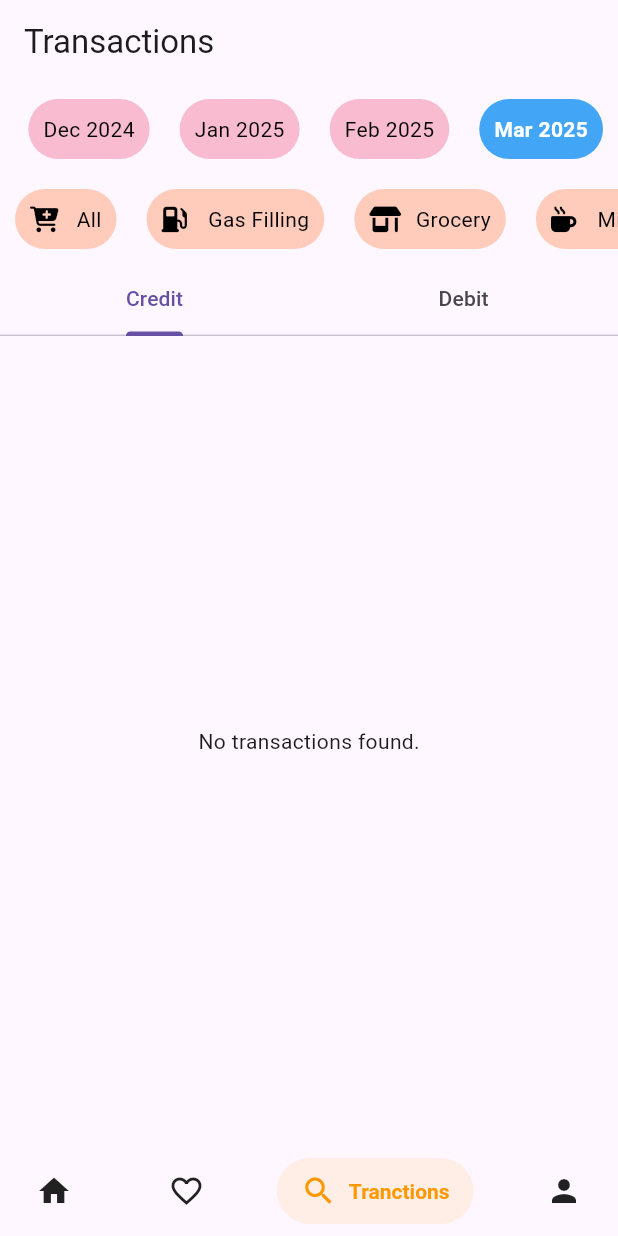
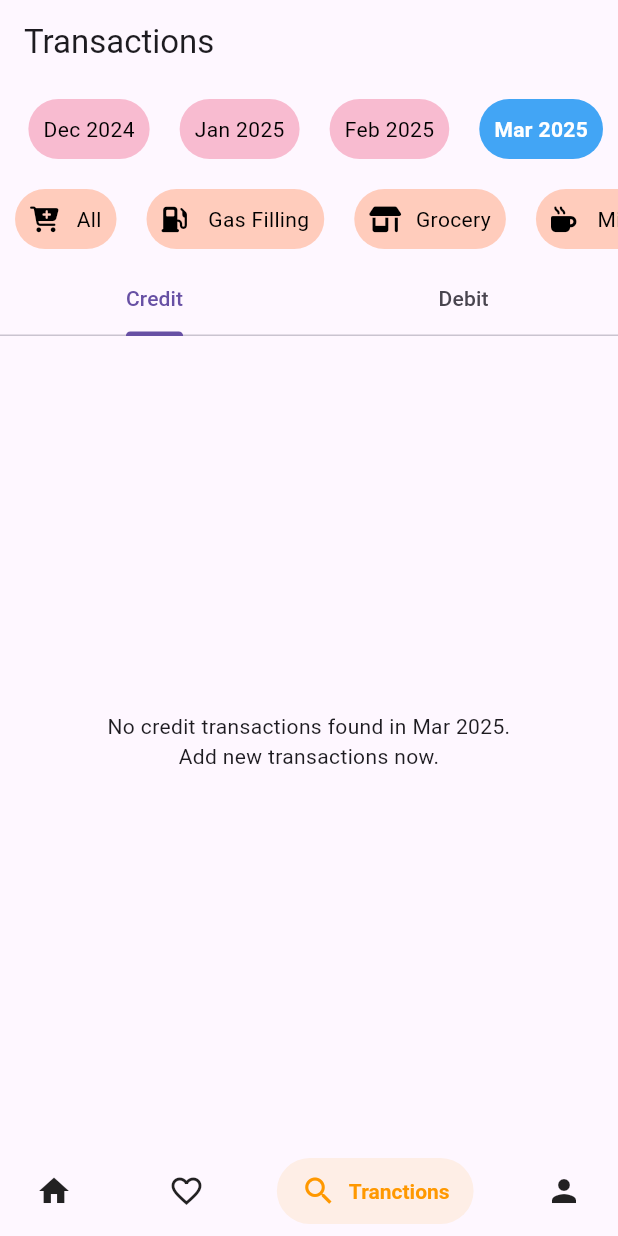
Before and after one commit to AdityaJandu/FinTrack, a Flutter app: the screen it shows once a user with an empty profile is signed in, item 3 of the bottom bar chosen, on a phone screen of 412 x 824 dp. Run offline on Flutter 3.47's test engine with Material 3 defaults, Android fonts, the phone set to English and light mode, and no system bars; drawn by our look-alikes of salomon_bottom_bar; our stand-ins replace cloud_firestore, firebase_auth, firebase_core, font_awesome_flutter; accounts and stored records are empty.

Commit message:
Improving UI and more minor changes

```diff
--- a/lib/components/transaction_card.dart
+++ b/lib/components/transaction_card.dart
@@ -33,7 +33,9 @@ class TransactionCard extends StatelessWidget {
                 height: 60,
                 width: 60,
                 decoration: BoxDecoration(
-                  color: Colors.blue.shade100,
+                  color: cardData['type'] == 'credit'
+                      ? Colors.blue.shade100
+                      : Colors.red.shade100,
                   borderRadius: BorderRadius.circular(60),
                 ),
               ),
--- a/lib/screens/add_challenge_screen.dart
+++ b/lib/screens/add_challenge_screen.dart
@@ -32,6 +32,7 @@ class _AddChallengeScreenState extends State<AddChallengeScreen> {
         goalAmount: goalAmount,
         duration: duration,
         reward: "Gold Badge",
+        timeStamp: DateTime.now(),
       );
 
       Navigator.pop(context);
--- a/lib/screens/challenge_screen.dart
+++ b/lib/screens/challenge_screen.dart
@@ -106,7 +106,9 @@ class _ChallengeScreenState extends State<ChallengeScreen> {
             return Center(
               child: Transform.scale(
                 scale: 1.5,
-                child: const CircularProgressIndicator.adaptive(),
+                child: CircularProgressIndicator.adaptive(
+                  backgroundColor: Colors.pink.shade200,
+                ),
               ),
             );
           }
--- a/lib/widgets/transaction_lists.dart
+++ b/lib/widgets/transaction_lists.dart
@@ -47,7 +47,10 @@ class TransactionLists extends StatelessWidget {
           }
 
           if (!snapshot.hasData || snapshot.data!.docs.isEmpty) {
-            return const Text("No transactions found.");
+            return Text(
+              "No $type transactions found in $monthYear.\nAdd new transactions now.",
+              textAlign: TextAlign.center,
+            );
           }
 
           var data = snapshot.data!.docs;
```
Also changed, not shown: lib/services/challenge_services.dart (+13 -10 lines).
